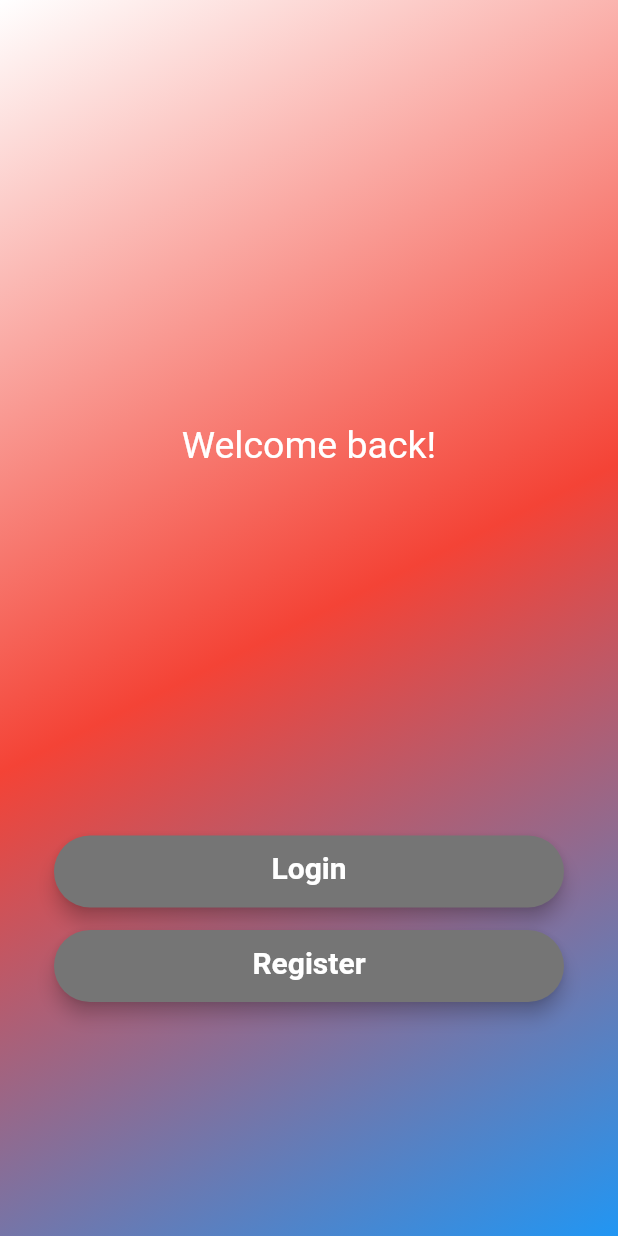
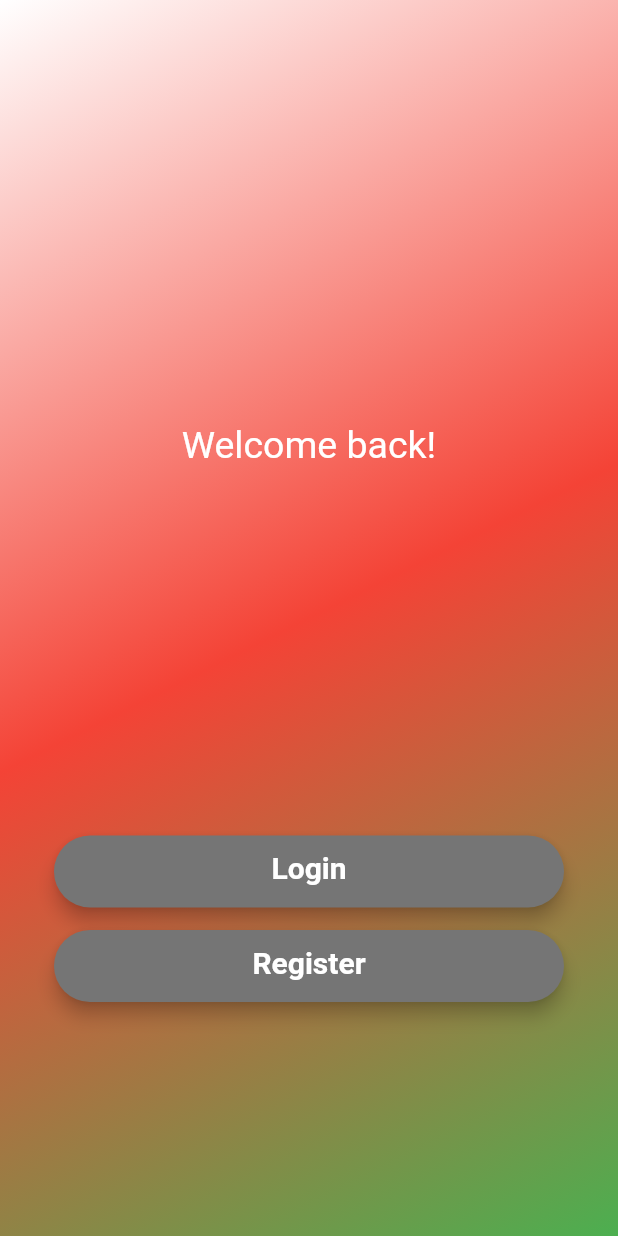
Before and after one commit to Afram94/HiLoGame_Flutter, a Flutter app: the screen it shows after launch, on a phone screen of 412 x 824 dp. Run offline on Flutter 3.47's test engine with Material 2 defaults, Android fonts, the phone set to English and light mode, and no system bars; our stand-ins replace cloud_firestore, firebase_auth, firebase_core, flutter_spinkit, shared_preferences; accounts and stored records are empty.

Commit message:
from the commit message

```diff
--- a/lib/views/opening_screen.dart
+++ b/lib/views/opening_screen.dart
@@ -101,14 +101,14 @@ class _OpeningViewState extends State<OpeningView> {
 
     return Scaffold(
         //backgroundColor: Color(0xff8c52ff),
-        //Gredient__________________________
+        //Gredient________________________________
         body: Container(
       decoration: BoxDecoration(
           gradient: LinearGradient(
               begin: Alignment.topLeft,
               end: Alignment.bottomRight,
-              colors: [Colors.white,Colors.red, Colors.blue])),
-      //____________________________________
+              colors: [Colors.white,Colors.red, Colors.green])),
+      //_________________________________________
       padding: EdgeInsets.all(36),
       child: Column(
         mainAxisAlignment: MainAxisAlignment.spaceBetween,
```
